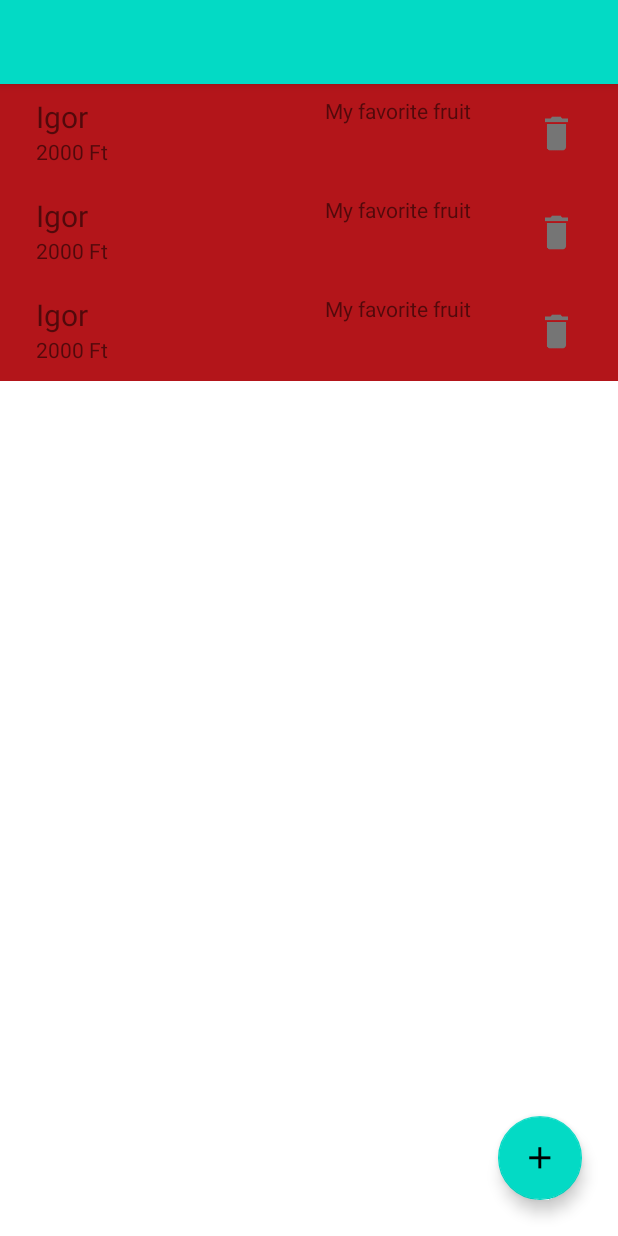
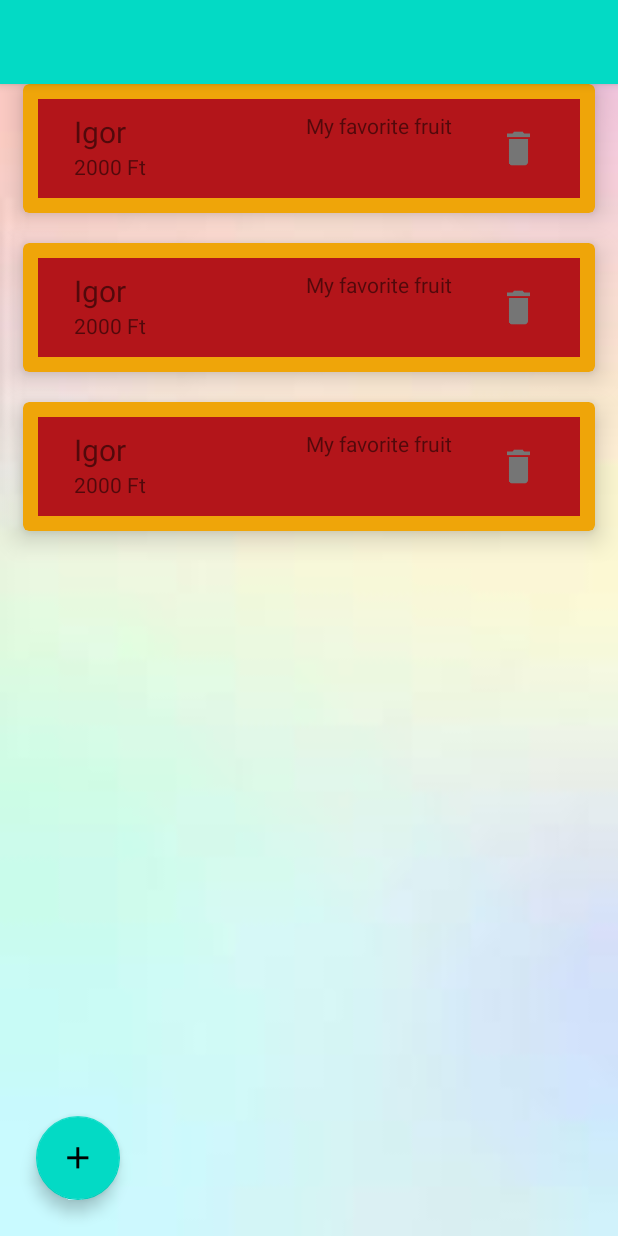
Before and after one commit to dengyelbendeguz/CostOfLiving, an Android app: the layout activity_loan.xml on its own in the app's theme, with its tools: preview values and no code run, on a phone screen of 412 x 824 dp. Run offline under Robolectric (Android 15) with nearby library versions, the phone set to English and light mode, and no system bars.

Commit message:
improved UI

```diff
--- a/app/src/main/res/layout/activity_expense.xml
+++ b/app/src/main/res/layout/activity_expense.xml
@@ -4,6 +4,7 @@
     xmlns:tools="http://schemas.android.com/tools"
     android:layout_width="match_parent"
     android:layout_height="match_parent"
+    android:background="@drawable/light_background"
     tools:context="hu.bme.aut.android.costofliving.ExpenseActivity">
 
     <com.google.android.material.appbar.AppBarLayout
@@ -44,7 +45,7 @@
         android:id="@+id/fab"
         android:layout_width="wrap_content"
         android:layout_height="wrap_content"
-        android:layout_gravity="bottom|end"
+        android:layout_gravity="bottom|start"
         android:layout_margin="24dp"
         app:srcCompat="@drawable/ic_add_white_36dp" />
 
--- a/app/src/main/res/layout/activity_loan.xml
+++ b/app/src/main/res/layout/activity_loan.xml
@@ -1,10 +1,10 @@
 <?xml version="1.0" encoding="utf-8"?>
-<androidx.coordinatorlayout.widget.CoordinatorLayout
-    xmlns:android="http://schemas.android.com/apk/res/android"
+<androidx.coordinatorlayout.widget.CoordinatorLayout xmlns:android="http://schemas.android.com/apk/res/android"
     xmlns:app="http://schemas.android.com/apk/res-auto"
     xmlns:tools="http://schemas.android.com/tools"
     android:layout_width="match_parent"
     android:layout_height="match_parent"
+    android:background="@drawable/light_background"
     tools:context="hu.bme.aut.android.costofliving.LoanActivity">
 
     <com.google.android.material.appbar.AppBarLayout
@@ -30,7 +30,7 @@
         android:id="@+id/fabLoan"
         android:layout_width="wrap_content"
         android:layout_height="wrap_content"
-        android:layout_gravity="bottom|end"
+        android:layout_gravity="bottom|start"
         android:layout_margin="24dp"
         app:srcCompat="@drawable/ic_add_white_36dp" />
 
--- a/app/src/main/res/layout/item_loan_list.xml
+++ b/app/src/main/res/layout/item_loan_list.xml
@@ -1,15 +1,26 @@
 <?xml version="1.0" encoding="utf-8"?>
+<com.google.android.material.card.MaterialCardView xmlns:android="http://schemas.android.com/apk/res/android"
+    xmlns:app="http://schemas.android.com/apk/res-auto"
+    android:layout_width="match_parent"
+    android:layout_height="wrap_content"
+    android:layout_marginStart="15dp"
+    android:layout_marginEnd="15dp"
+    android:layout_marginBottom="20dp"
+    app:cardBackgroundColor="@color/light_orange"
+    app:cardElevation="10dp"
+    app:contentPadding="10dp">
+
     <LinearLayout xmlns:android="http://schemas.android.com/apk/res/android"
         xmlns:tools="http://schemas.android.com/tools"
+        android:id="@+id/linLayItemLoanList"
         android:layout_width="match_parent"
         android:layout_height="wrap_content"
+        android:background="@color/red"
         android:orientation="horizontal"
-    android:paddingBottom="8dp"
         android:paddingLeft="16dp"
+        android:paddingTop="8dp"
         android:paddingRight="16dp"
-    android:paddingTop="8dp"
-    android:background="@color/red"
-    android:id="@+id/linLayItemLoanList">
+        android:paddingBottom="8dp">
 
         <LinearLayout
             android:layout_width="0dp"
@@ -58,3 +69,4 @@
             android:src="@drawable/ic_delete_grey600_48dp" />
 
     </LinearLayout>
+</com.google.android.material.card.MaterialCardView>
```
Also changed, not shown: app/src/main/res/layout/item_expense_list.xml (+14 -1 lines). Lines whose indentation alone changed are shown as unchanged.
